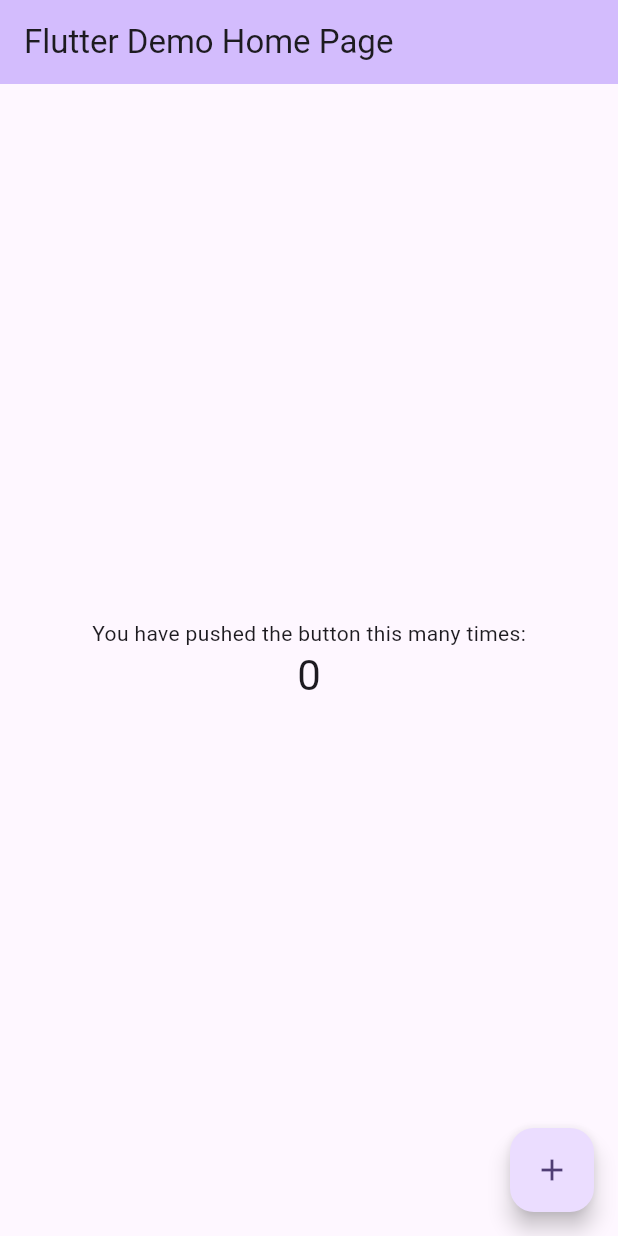
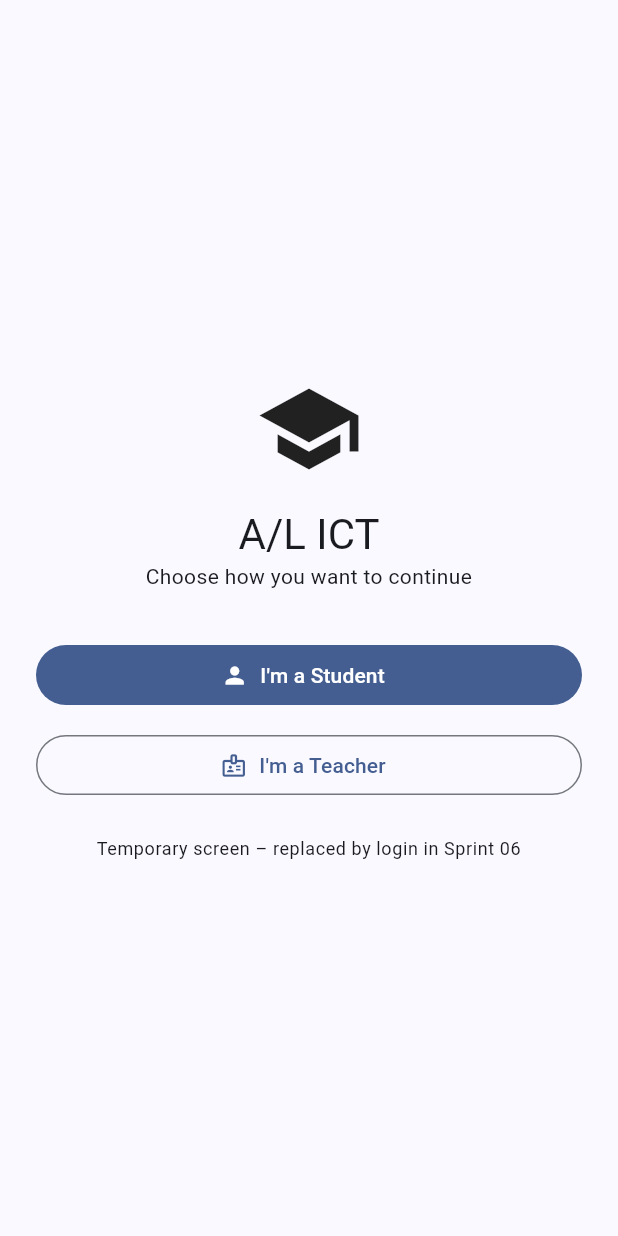
Before and after one commit to fatheeha-zeenath28/Software-Project, a Flutter app: the screen it shows after launch, on a phone screen of 412 x 824 dp. Run offline on Flutter 3.47's test engine with Material 3 defaults, Android fonts, the phone set to English and light mode, and no system bars.

Commit message:
AILP-XX: add role selection screen, switch-role button and app entry point

```diff
--- a/mobile-app/lib/main.dart
+++ b/mobile-app/lib/main.dart
@@ -1,122 +1,18 @@
 import 'package:flutter/material.dart';
+import 'screens/role_select_screen.dart';
+import 'services/api_service.dart';
 
-void main() {
-  runApp(const MyApp());
-}
+void main() => runApp(AlIctApp(api: ApiService()));
 
-class MyApp extends StatelessWidget {
-  const MyApp({super.key});
-
-  // This widget is the root of your application.
-  @override
-  Widget build(BuildContext context) {
-    return MaterialApp(
-      title: 'Flutter Demo',
-      theme: ThemeData(
-        // This is the theme of your application.
-        //
-        // TRY THIS: Try running your application with "flutter run". You'll see
-        // the application has a purple toolbar. Then, without quitting the app,
-        // try changing the seedColor in the colorScheme below to Colors.green
-        // and then invoke "hot reload" (save your changes or press the "hot
-        // reload" button in a Flutter-supported IDE, or press "r" if you used
-        // the command line to start the app).
-        //
-        // Notice that the counter didn't reset back to zero; the application
-        // state is not lost during the reload. To reset the state, use hot
-        // restart instead.
-        //
-        // This works for code too, not just values: Most code changes can be
-        // tested with just a hot reload.
-        colorScheme: .fromSeed(seedColor: Colors.deepPurple),
-      ),
-      home: const MyHomePage(title: 'Flutter Demo Home Page'),
-    );
-  }
-}
-
-class MyHomePage extends StatefulWidget {
-  const MyHomePage({super.key, required this.title});
-
-  // This widget is the home page of your application. It is stateful, meaning
-  // that it has a State object (defined below) that contains fields that affect
-  // how it looks.
-
-  // This class is the configuration for the state. It holds the values (in this
-  // case the title) provided by the parent (in this case the App widget) and
-  // used by the build method of the State. Fields in a Widget subclass are
-  // always marked "final".
-
-  final String title;
+class AlIctApp extends StatelessWidget {
+  const AlIctApp({super.key, required this.api});
+  final ApiService api;
 
   @override
-  State<MyHomePage> createState() => _MyHomePageState();
+  Widget build(BuildContext context) => MaterialApp(
+        title: 'A/L ICT',
+        debugShowCheckedModeBanner: false,
+        theme: ThemeData(colorSchemeSeed: const Color(0xFF1F5FBF), useMaterial3: true),
+        home: RoleSelectScreen(api: api),
+      );
 }
-
-class _MyHomePageState extends State<MyHomePage> {
-  int _counter = 0;
-
-  void _incrementCounter() {
-    setState(() {
-      // This call to setState tells the Flutter framework that something has
-      // changed in this State, which causes it to rerun the build method below
-      // so that the display can reflect the updated values. If we changed
-      // _counter without calling setState(), then the build method would not be
-      // called again, and so nothing would appear to happen.
-      _counter++;
-    });
-  }
-
-  @override
-  Widget build(BuildContext context) {
-    // This method is rerun every time setState is called, for instance as done
-    // by the _incrementCounter method above.
-    //
-    // The Flutter framework has been optimized to make rerunning build methods
-    // fast, so that you can just rebuild anything that needs updating rather
-    // than having to individually change instances of widgets.
-    return Scaffold(
-      appBar: AppBar(
-        // TRY THIS: Try changing the color here to a specific color (to
-        // Colors.amber, perhaps?) and trigger a hot reload to see the AppBar
-        // change color while the other colors stay the same.
-        backgroundColor: Theme.of(context).colorScheme.inversePrimary,
-        // Here we take the value from the MyHomePage object that was created by
-        // the App.build method, and use it to set our appbar title.
-        title: Text(widget.title),
-      ),
-      body: Center(
-        // Center is a layout widget. It takes a single child and positions it
-        // in the middle of the parent.
-        child: Column(
-          // Column is also a layout widget. It takes a list of children and
-          // arranges them vertically. By default, it sizes itself to fit its
-          // children horizontally, and tries to be as tall as its parent.
-          //
-          // Column has various properties to control how it sizes itself and
-          // how it positions its children. Here we use mainAxisAlignment to
-          // center the children vertically; the main axis here is the vertical
-          // axis because Columns are vertical (the cross axis would be
-          // horizontal).
-          //
-          // TRY THIS: Invoke "debug painting" (choose the "Toggle Debug Paint"
-          // action in the IDE, or press "p" in the console), to see the
-          // wireframe for each widget.
-          mainAxisAlignment: .center,
-          children: [
-            const Text('You have pushed the button this many times:'),
-            Text(
-              '$_counter',
-              style: Theme.of(context).textTheme.headlineMedium,
-            ),
-          ],
-        ),
-      ),
-      floatingActionButton: FloatingActionButton(
-        onPressed: _incrementCounter,
-        tooltip: 'Increment',
-        child: const Icon(Icons.add),
-      ),
-    );
-  }
-}
--- /dev/null
+++ b/mobile-app/lib/screens/role_select_screen.dart
@@ -0,0 +1,61 @@
+import 'package:flutter/material.dart';
+import '../config.dart';
+import '../services/api_service.dart';
+import 'student/subjects_screen.dart';
+import 'teacher/teacher_home_screen.dart';
+
+/// Temporary start screen. Sprint 06 replaces it with real login,
+/// which will send the user to the right home based on their role.
+class RoleSelectScreen extends StatelessWidget {
+  const RoleSelectScreen({super.key, required this.api});
+  final ApiService api;
+
+  void _continueAs(BuildContext context, {required bool teacher}) {
+    api.userId = teacher ? AppConfig.teacherUserId : AppConfig.studentUserId;
+    Navigator.pushReplacement(
+      context,
+      MaterialPageRoute(
+        builder: (_) => teacher ? TeacherHomeScreen(api: api) : SubjectsScreen(api: api),
+      ),
+    );
+  }
+
+  @override
+  Widget build(BuildContext context) {
+    final t = Theme.of(context).textTheme;
+    return Scaffold(
+      body: SafeArea(
+        child: Padding(
+          padding: const EdgeInsets.all(24),
+          child: Column(
+            mainAxisAlignment: MainAxisAlignment.center,
+            crossAxisAlignment: CrossAxisAlignment.stretch,
+            children: [
+              const Icon(Icons.school, size: 72),
+              const SizedBox(height: 16),
+              Text('A/L ICT', textAlign: TextAlign.center, style: t.headlineMedium),
+              Text('Choose how you want to continue', textAlign: TextAlign.center, style: t.bodyMedium),
+              const SizedBox(height: 32),
+              FilledButton.icon(
+                key: const Key('studentButton'),
+                onPressed: () => _continueAs(context, teacher: false),
+                icon: const Icon(Icons.person),
+                label: const Text("I'm a Student"),
+              ),
+              const SizedBox(height: 12),
+              OutlinedButton.icon(
+                key: const Key('teacherButton'),
+                onPressed: () => _continueAs(context, teacher: true),
+                icon: const Icon(Icons.badge_outlined),
+                label: const Text("I'm a Teacher"),
+              ),
+              const SizedBox(height: 24),
+              Text('Temporary screen – replaced by login in Sprint 06',
+                  textAlign: TextAlign.center, style: t.bodySmall),
+            ],
+          ),
+        ),
+      ),
+    );
+  }
+}
--- /dev/null
+++ b/mobile-app/lib/widgets/switch_role_button.dart
@@ -0,0 +1,18 @@
+import 'package:flutter/material.dart';
+import '../screens/role_select_screen.dart';
+import '../services/api_service.dart';
+
+class SwitchRoleButton extends StatelessWidget {
+  const SwitchRoleButton({super.key, required this.api});
+  final ApiService api;
+
+  @override
+  Widget build(BuildContext context) => IconButton(
+        tooltip: 'Switch role',
+        icon: const Icon(Icons.logout),
+        onPressed: () => Navigator.of(context).pushAndRemoveUntil(
+          MaterialPageRoute(builder: (_) => RoleSelectScreen(api: api)),
+          (_) => false,
+        ),
+      );
+}
```
Also changed, not shown: 1 other file.
